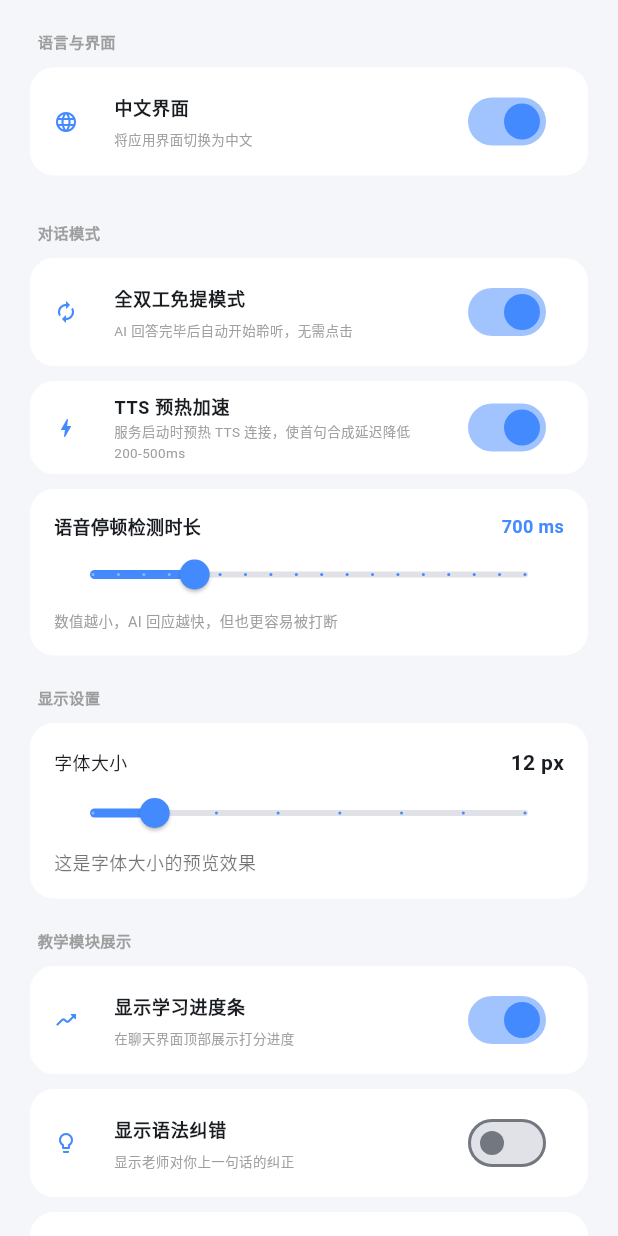
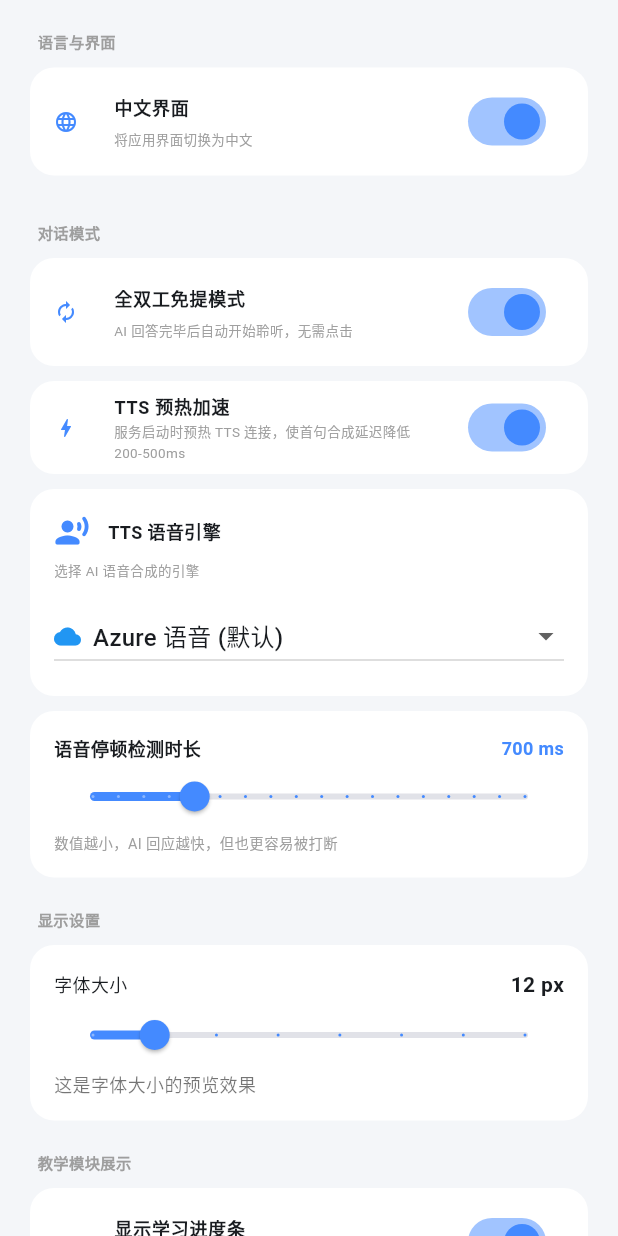
Before and after one commit to 1192934743/EnglishCoach_Project, a Flutter app: the SettingsScreen screen opened directly, on a phone screen of 412 x 824 dp. Run offline on Flutter 3.47's test engine with Material 3 defaults, Android fonts, the phone set to English and light mode, and no system bars; our stand-ins replace flutter_riverpod, lottie, permission_handler, shared_preferences; missing offline and left inert: audio_session, flutter_sound, record; accounts and stored records are empty; network calls fail.

Commit message:
feat: TTS 引擎切换功能 - 前后端全栈实现
Made-with: Cursor

```diff
--- a/flutter_frontend/lib/features/chat/providers/chat_provider.dart
+++ b/flutter_frontend/lib/features/chat/providers/chat_provider.dart
@@ -218,6 +218,7 @@ class ChatNotifier extends Notifier<ChatState> {
         "depth_preference": settings.depthPreference,
         "new_topic_appetite": settings.newTopicAppetite,
         "learner_level": settings.learnerLevel,
+        "tts_engine": settings.ttsEngine,
       });
     } catch (_) {}
   }
@@ -241,6 +242,10 @@ class ChatNotifier extends Notifier<ChatState> {
     final ap = us['new_topic_appetite'];
     if (ap is num) {
       sn.setNewTopicAppetite(ap.toDouble());
+    }
+    final te = us['tts_engine'];
+    if (te is String && te.trim().isNotEmpty) {
+      sn.setTtsEngine(te.trim());
     }
   }
 
@@ -692,11 +697,12 @@ class ChatNotifier extends Notifier<ChatState> {
     } catch (_) {}
   }
 
-  // 🌟 修改：主动更新设置时也传 learnerLevel
+  // 修改：主动更新设置时也传 learnerLevel 和 tts_engine
   Future<void> updateLmsSettings({
     required double depthPreference,
     required double newTopicAppetite,
     required String learnerLevel,
+    required String ttsEngine,
   }) async {
     final wsClient = ref.read(websocketProvider);
     try {
@@ -707,6 +713,7 @@ class ChatNotifier extends Notifier<ChatState> {
         "depth_preference": depthPreference,
         "new_topic_appetite": newTopicAppetite,
         "learner_level": learnerLevel,
+        "tts_engine": ttsEngine,
       });
     } catch (_) {}
   }
--- a/flutter_frontend/lib/features/settings/screens/settings_screen.dart
+++ b/flutter_frontend/lib/features/settings/screens/settings_screen.dart
@@ -65,6 +65,76 @@ class SettingsScreen extends ConsumerWidget {
             notifier.setTtsPreWarming,
             Icons.bolt_rounded,
             baseSize,
+          ),
+          // TTS 引擎选择器
+          Container(
+            margin: const EdgeInsets.only(bottom: 10),
+            padding: const EdgeInsets.all(16),
+            decoration: BoxDecoration(
+              color: Colors.white,
+              borderRadius: BorderRadius.circular(16),
+            ),
+            child: Column(
+              crossAxisAlignment: CrossAxisAlignment.start,
+              children: [
+                Row(
+                  children: [
+                    const Icon(Icons.record_voice_over_rounded, color: Colors.blueAccent, size: 24),
+                    const SizedBox(width: 12),
+                    Text(
+                      tr(ref, "TTS Voice Engine", "TTS 语音引擎"),
+                      style: TextStyle(fontWeight: FontWeight.bold, fontSize: baseSize),
+                    ),
+                  ],
+                ),
+                const SizedBox(height: 8),
+                Text(
+                  tr(
+                    ref,
+                    "Choose the voice synthesis engine for AI replies.",
+                    "选择 AI 语音合成的引擎",
+                  ),
+                  style: TextStyle(fontSize: baseSize * 0.75, color: Colors.grey),
+                ),
+                const SizedBox(height: 12),
+                DropdownButton<String>(
+                  value: settings.ttsEngine,
+                  isExpanded: true,
+                  items: [
+                    DropdownMenuItem<String>(
+                      value: 'azure',
+                      child: Row(
+                        children: [
+                          const Icon(Icons.cloud_rounded, size: 18, color: Colors.blue),
+                          const SizedBox(width: 8),
+                          Text(tr(ref, 'Azure Voice (Default)', 'Azure 语音 (默认)')),
+                        ],
+                      ),
+                    ),
+                    DropdownMenuItem<String>(
+                      value: 'volcengine',
+                      child: Row(
+                        children: [
+                          const Icon(Icons.local_fire_department_rounded, size: 18, color: Colors.orange),
+                          const SizedBox(width: 8),
+                          Text(tr(ref, 'Volcengine Voice', '火山引擎语音')),
+                        ],
+                      ),
+                    ),
+                  ],
+                  onChanged: (v) async {
+                    if (v == null) return;
+                    notifier.setTtsEngine(v);
+                    await chatNotifier.updateLmsSettings(
+                      depthPreference: settings.depthPreference,
+                      newTopicAppetite: settings.newTopicAppetite,
+                      learnerLevel: settings.learnerLevel,
+                      ttsEngine: v,
+                    );
+                  },
+                ),
+              ],
+            ),
           ),
 
           Container(
@@ -280,6 +350,7 @@ class SettingsScreen extends ConsumerWidget {
                       depthPreference: settings.depthPreference,
                       newTopicAppetite: settings.newTopicAppetite,
                       learnerLevel: v,
+                      ttsEngine: settings.ttsEngine,
                     );
                   },
                 ),
@@ -300,6 +371,7 @@ class SettingsScreen extends ConsumerWidget {
                 depthPreference: val,
                 newTopicAppetite: settings.newTopicAppetite,
                 learnerLevel: settings.learnerLevel,
+                ttsEngine: settings.ttsEngine,
               );
             },
           ),
@@ -318,6 +390,7 @@ class SettingsScreen extends ConsumerWidget {
                 depthPreference: settings.depthPreference,
                 newTopicAppetite: val,
                 learnerLevel: settings.learnerLevel,
+                ttsEngine: settings.ttsEngine,
               );
             },
           ),
```
Also changed, not shown: flutter_frontend/lib/core/providers/settings_provider.dart (+10 -3 lines), 2 other files.
